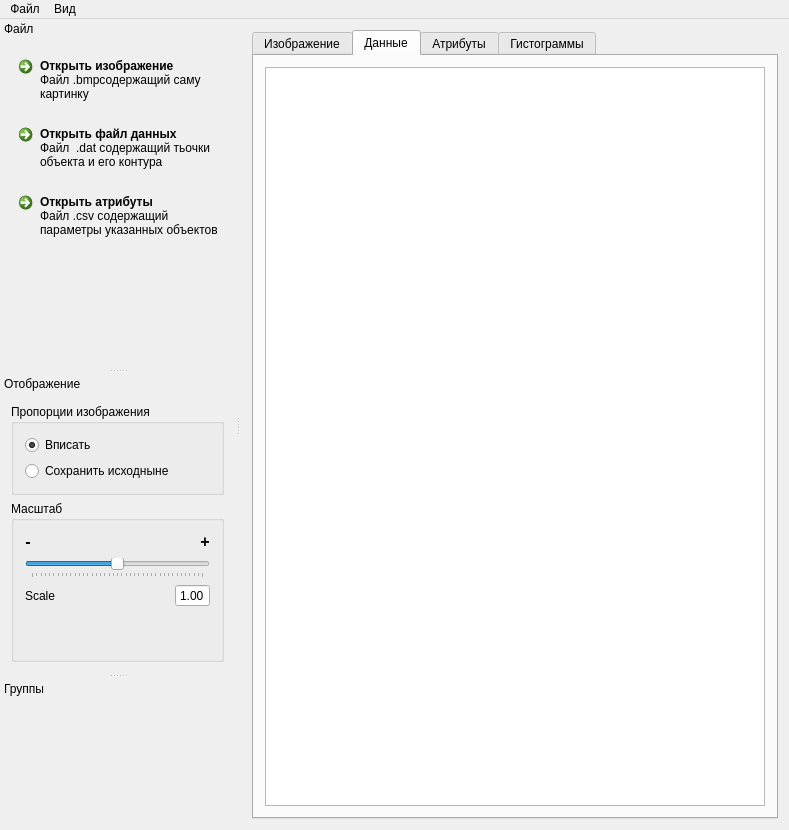
Above: mainwindow.ui from gurmaaan/ObjectsClassifier before the change. Below: the same form after it.
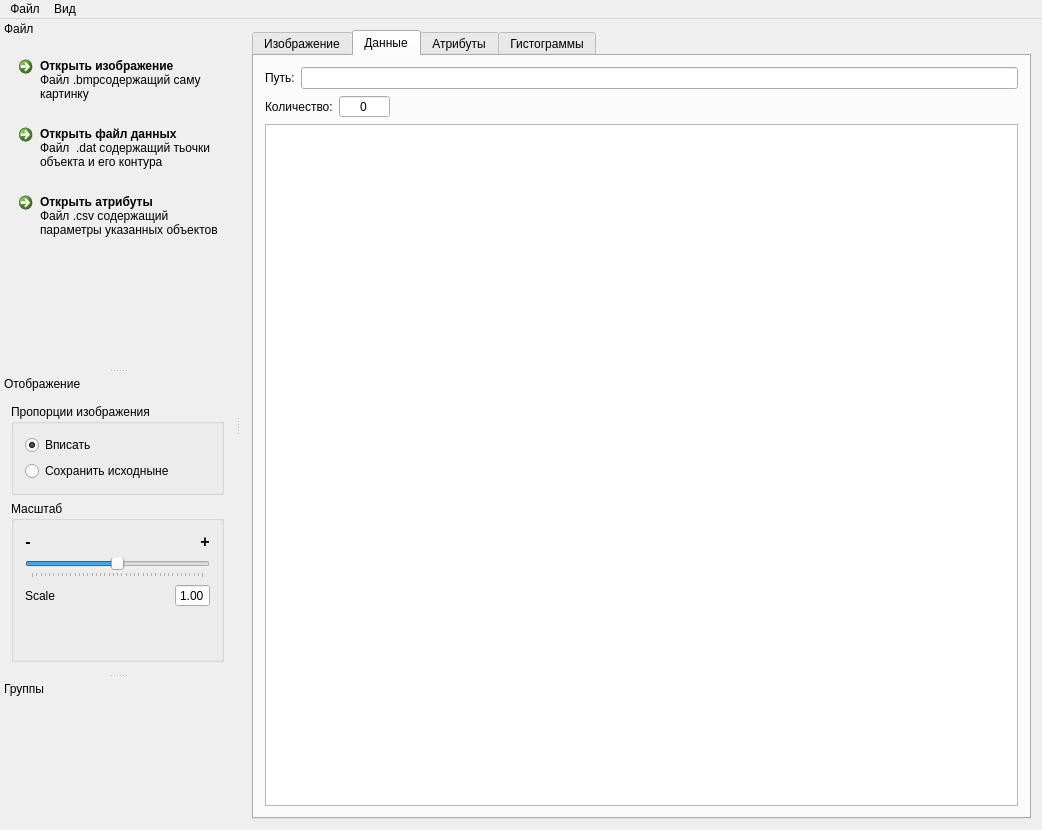
That is the form after the change. The open tabs and pages were chosen to show the change. Icons and pictures are not drawn. Custom widgets are drawn as their Qt base class.

```diff
--- a/mainwindow.ui
+++ b/mainwindow.ui
@@ -6,7 +6,7 @@
    <rect>
     <x>0</x>
     <y>0</y>
-    <width>780</width>
+    <width>1042</width>
     <height>830</height>
    </rect>
   </property>
@@ -63,6 +63,60 @@
         <string>Данные</string>
        </attribute>
        <layout class="QVBoxLayout" name="verticalLayout_3">
+        <item>
+         <layout class="QHBoxLayout" name="horizontalLayout_5">
+          <item>
+           <widget class="QLabel" name="pathLabel">
+            <property name="text">
+             <string>Путь:</string>
+            </property>
+           </widget>
+          </item>
+          <item>
+           <widget class="QLineEdit" name="pathLineEdit"/>
+          </item>
+         </layout>
+        </item>
+        <item>
+         <layout class="QHBoxLayout" name="horizontalLayout_6">
+          <item>
+           <widget class="QLabel" name="label">
+            <property name="text">
+             <string>Количество:</string>
+            </property>
+           </widget>
+          </item>
+          <item>
+           <widget class="QSpinBox" name="spinBox">
+            <property name="alignment">
+             <set>Qt::AlignCenter</set>
+            </property>
+            <property name="readOnly">
+             <bool>true</bool>
+            </property>
+            <property name="buttonSymbols">
+             <enum>QAbstractSpinBox::NoButtons</enum>
+            </property>
+            <property name="maximum">
+             <number>100000</number>
+            </property>
+           </widget>
+          </item>
+          <item>
+           <spacer name="horizontalSpacer">
+            <property name="orientation">
+             <enum>Qt::Horizontal</enum>
+            </property>
+            <property name="sizeHint" stdset="0">
+             <size>
+              <width>40</width>
+              <height>20</height>
+             </size>
+            </property>
+           </spacer>
+          </item>
+         </layout>
+        </item>
         <item>
          <widget class="QTreeView" name="treeView"/>
         </item>
@@ -138,7 +192,7 @@
     <rect>
      <x>0</x>
      <y>0</y>
-     <width>780</width>
+     <width>1042</width>
      <height>21</height>
     </rect>
    </property>
```
Left out of the diff: 4 changed lines with no effect on the pictures.
